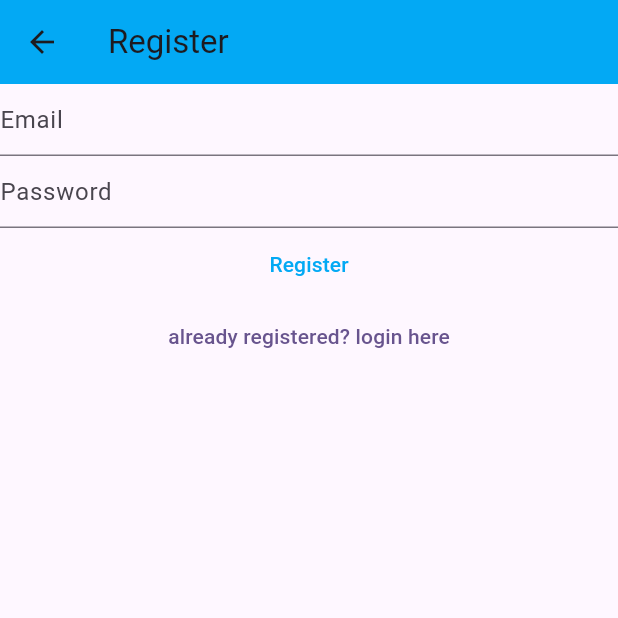
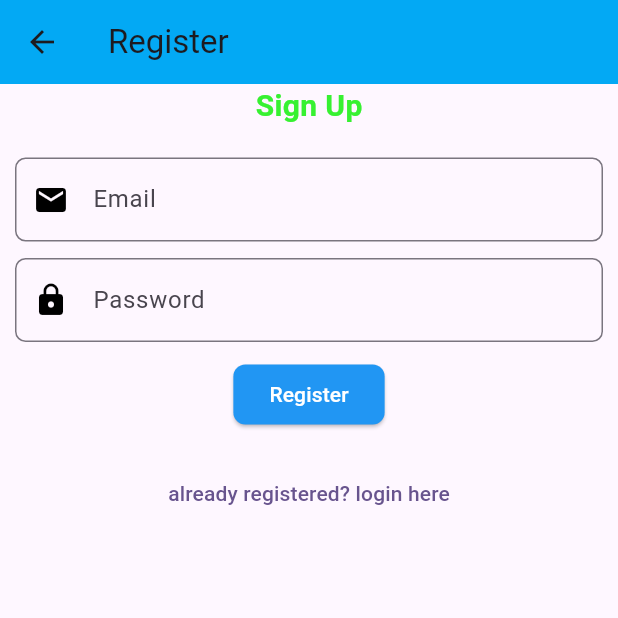
Before and after one commit to kvadah/notes-flutter-project, a Flutter app: the Registerview screen opened by its route, on a phone screen of 412 x 824 dp, the top half of it. Run offline on Flutter 3.47's test engine with Material 3 defaults, Android fonts, the phone set to English and light mode, and no system bars; our stand-ins replace firebase_auth, firebase_core, fluttertoast, sqflite; accounts and stored records are empty.

Commit message:
update register view UI

```diff
--- a/lib/Register.dart
+++ b/lib/Register.dart
@@ -37,30 +37,74 @@ class _RegisterviewState extends State<Registerview> {
         title: const Text('Register'),
         backgroundColor: Colors.lightBlue,
       ),
-      body: Column(
+      body: Container(
+        margin: EdgeInsets.only(left: 10, right: 10),
+        child: Column(
           children: [
-          TextField(
+            Container(
+              margin: EdgeInsets.only(bottom: 20),
+              child: Text(
+                'Sign Up',
+                style: TextStyle(
+                  fontSize: 20,
+                  fontWeight: FontWeight.bold,
+                  color: const Color.fromARGB(255, 55, 241, 49)
+                ),
+              ),
+            ),
+            Container(
+              margin: EdgeInsets.only(bottom: 11),
+              child: TextField(
                 controller: _email,
                 keyboardType: TextInputType.emailAddress,
                 enableSuggestions: false,
                 autocorrect: false,
-            decoration: const InputDecoration(
+                decoration: InputDecoration(
+                  prefixIcon: Icon(
+                    Icons.email,
+                    color: Colors.black,
+                  ),
                   hintText: ('Email'),
+                  border: OutlineInputBorder(
+                    borderRadius: BorderRadius.circular(7),
+                    borderSide: BorderSide(
+                      color: Colors.blue, // Border color
+                      width: 1.1, // Border thickness
                     ),
                   ),
-          TextField(
+                ),
+              ),
+            ),
+            Container(
+              margin: EdgeInsets.only(bottom: 11),
+              child: TextField(
                 controller: _password,
                 obscureText: true,
                 enableSuggestions: false,
                 autocorrect: false,
-            decoration: const InputDecoration(
+                decoration: InputDecoration(
+                  prefixIcon: Icon(
+                    Icons.lock,
+                    color: Colors.black,
+                  ),
                   hintText: ('Password'),
+                  border: OutlineInputBorder(
+                    borderRadius: BorderRadius.circular(7),
+                    borderSide: BorderSide(
+                      color: Colors.blue, // Border color
+                      width: 1.1, // Border thickness
                     ),
                   ),
-          TextButton(
-              style: TextButton.styleFrom(
-                foregroundColor: Colors.lightBlue,
                 ),
+              ),
+            ),
+            SizedBox(
+              child: ElevatedButton(
+                  style: ElevatedButton.styleFrom(
+                      foregroundColor: Colors.white,
+                      backgroundColor: Colors.blue,
+                      shape: RoundedRectangleBorder(
+                          borderRadius: BorderRadius.circular(8))),
                   onPressed: () async {
                     final email = _email.text;
                     final password = _password.text;
@@ -87,13 +131,18 @@ class _RegisterviewState extends State<Registerview> {
                     }
                   },
                   child: const Text('Register')),
-          TextButton(
+            ),
+            Container(
+              margin: EdgeInsets.only(top: 18),
+              child: TextButton(
                   onPressed: () {
                     Navigator.of(context)
                         .pushNamedAndRemoveUntil('/login', (route) => false);
                   },
-              child: const Text('already registered? login here'))
+                  child: const Text('already registered? login here')),
+            )
           ],
+        ),
       ),
     );
   }
```
Also changed, not shown: lib/Views/login.dart (indentation only). Lines whose indentation alone changed are shown as unchanged.
